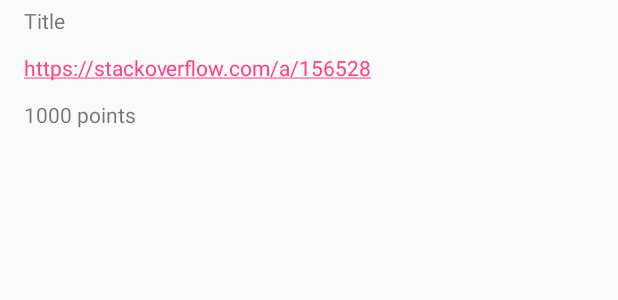
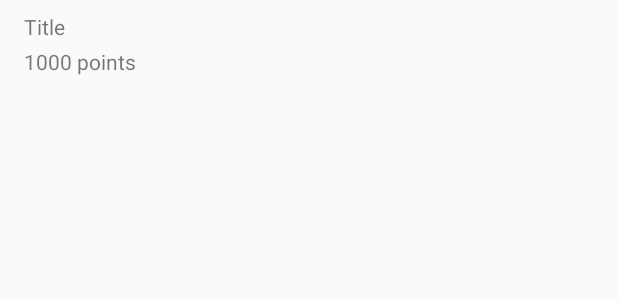
Before and after one commit to kozmi55/Kotlin-Android-Examples, an Android app: the layout list_item_answer.xml on its own in the app's theme, with its tools: preview values and no code run, on a phone screen of 412 x 824 dp. Shown: the top 300 px of the screen. Run offline under Robolectric (Android 15) with nearby library versions, the phone set to English and light mode, and no system bars.

```diff
--- a/app/src/main/java/com/example/tamaskozmer/kotlinrxexample/view/adapters/DetailsAdapter.kt
+++ b/app/src/main/java/com/example/tamaskozmer/kotlinrxexample/view/adapters/DetailsAdapter.kt
@@ -8,7 +8,7 @@ import com.example.tamaskozmer.kotlinrxexample.view.adapters.viewtypes.ViewType
 /**
  * Created by Tamas_Kozmer on 7/6/2017.
  */
-class DetailsAdapter : RecyclerView.Adapter<RecyclerView.ViewHolder>() {
+class DetailsAdapter(private val listener: (String) -> Unit) : RecyclerView.Adapter<RecyclerView.ViewHolder>() {
 
     private var items: MutableList<ViewType>
     private var delegateAdapters = SparseArrayCompat<ViewTypeDelegateAdapter>()
@@ -20,8 +20,8 @@ class DetailsAdapter : RecyclerView.Adapter<RecyclerView.ViewHolder>() {
         items = ArrayList()
         delegateAdapters.put(AdapterConstants.USER_DETAILS, UserDetailsDelegateAdapter())
         delegateAdapters.put(AdapterConstants.HEADING, HeadingDelegateAdapter())
-        delegateAdapters.put(AdapterConstants.QUESTION, QuestionDelegateAdapter())
-        delegateAdapters.put(AdapterConstants.ANSWER, AnswerDelegateAdapter())
+        delegateAdapters.put(AdapterConstants.QUESTION, QuestionDelegateAdapter(listener))
+        delegateAdapters.put(AdapterConstants.ANSWER, AnswerDelegateAdapter(listener))
         delegateAdapters.put(AdapterConstants.LOADING, LoadingDelegateAdapter())
     }
 
--- a/app/src/main/java/com/example/tamaskozmer/kotlinrxexample/view/fragments/UserListFragment.kt
+++ b/app/src/main/java/com/example/tamaskozmer/kotlinrxexample/view/fragments/UserListFragment.kt
@@ -27,7 +27,7 @@ class UserListFragment : Fragment(), UserListView {
     private val component by lazy { customApplication.component.plus(UserListFragmentModule(this)) }
     private val adapter by lazy {
         val userList = mutableListOf<User>()
-        return@lazy UserListAdapter(userList) {
+        UserListAdapter(userList) {
             user, view -> openDetailFragment(user, view)
         }
     }
--- a/app/src/main/res/layout/list_item_answer.xml
+++ b/app/src/main/res/layout/list_item_answer.xml
@@ -3,7 +3,8 @@
     android:layout_width="match_parent"
     android:layout_height="wrap_content"
     xmlns:tools="http://schemas.android.com/tools"
-    android:orientation="vertical">
+    android:orientation="vertical"
+    android:background="?android:attr/selectableItemBackground">
 
     <TextView
         android:id="@+id/questionTitle"
@@ -11,21 +12,8 @@
         android:layout_height="wrap_content"
         android:layout_marginRight="16dp"
         android:layout_marginLeft="16dp"
-        android:layout_marginTop="4dp"
-        android:layout_marginBottom="8dp"
-        android:autoLink="web"
+        android:layout_marginTop="8dp"
         tools:text="Title"/>
-
-    <TextView
-        android:id="@+id/link"
-        android:layout_width="wrap_content"
-        android:layout_height="wrap_content"
-        android:layout_marginRight="16dp"
-        android:layout_marginLeft="16dp"
-        android:layout_marginTop="4dp"
-        android:layout_marginBottom="8dp"
-        android:autoLink="web"
-        tools:text="https://stackoverflow.com/a/156528"/>
 
     <TextView
         android:id="@+id/score"
@@ -34,8 +22,7 @@
         android:layout_marginRight="16dp"
         android:layout_marginLeft="16dp"
         android:layout_marginTop="4dp"
-        android:layout_marginBottom="8dp"
-        android:autoLink="web"
+        android:layout_marginBottom="16dp"
         tools:text="1000 points"/>
 
 </LinearLayout>
--- a/app/src/main/res/layout/list_item_question.xml
+++ b/app/src/main/res/layout/list_item_question.xml
@@ -3,7 +3,8 @@
     android:layout_width="match_parent"
     android:layout_height="wrap_content"
     xmlns:tools="http://schemas.android.com/tools"
-    android:orientation="vertical">
+    android:orientation="vertical"
+    android:background="?android:attr/selectableItemBackground">
 
     <TextView
         android:id="@+id/title"
@@ -30,7 +31,7 @@
         android:layout_marginRight="16dp"
         android:layout_marginLeft="16dp"
         android:layout_marginTop="4dp"
-        android:layout_marginBottom="8dp"
+        android:layout_marginBottom="16dp"
         tools:text="Viewed: 12000"/>
 
 </LinearLayout>
```
Also changed, not shown: app/src/main/java/com/example/tamaskozmer/kotlinrxexample/view/adapters/AnswerDelegateAdapter.kt (+5 -4 lines), app/src/main/java/com/example/tamaskozmer/kotlinrxexample/view/adapters/QuestionDelegateAdapter.kt (+5 -3 lines), app/src/main/java/com/example/tamaskozmer/kotlinrxexample/view/fragments/DetailsFragment.kt (+7 -1 lines).
